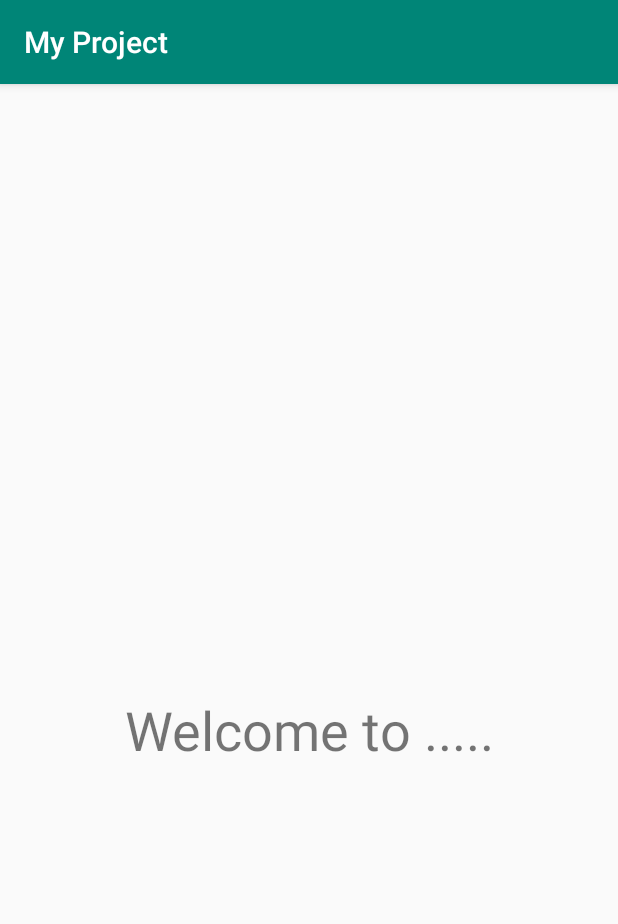
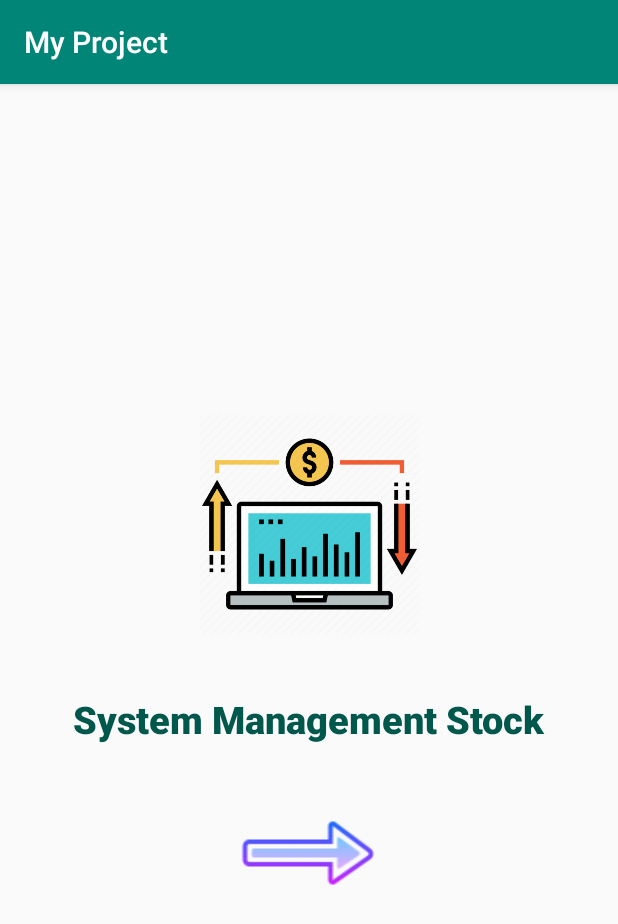
Before and after one commit to Hilal06/Android-Project-1, an Android app: the screen it shows after launch (MainActivity), on a phone screen of 412 x 824 dp. Shown: the top 924 px of the screen. Run offline under Robolectric (Android 15) with nearby library versions, the phone set to English and light mode, and no system bars.

Commit message:
welcome page

```diff
--- a/app/src/main/res/layout/activity_main.xml
+++ b/app/src/main/res/layout/activity_main.xml
@@ -6,6 +6,41 @@
     android:layout_height="match_parent"
     tools:context=".MainActivity">
 
+    <Button
+        android:id="@+id/btn_next"
+        style="@style/Widget.AppCompat.Button.Borderless"
+        android:layout_width="wrap_content"
+        android:layout_height="wrap_content"
+        android:layout_marginTop="24dp"
+        android:background="@drawable/right"
+        app:layout_constraintEnd_toEndOf="parent"
+        app:layout_constraintHorizontal_bias="0.498"
+        app:layout_constraintStart_toStartOf="parent"
+        app:layout_constraintTop_toBottomOf="@+id/welcomeTitle" />
+
+    <ImageView
+        android:id="@+id/logo1"
+        android:layout_width="150dp"
+        android:layout_height="177dp"
+        android:layout_marginBottom="8dp"
+        app:layout_constraintBottom_toTopOf="@+id/guideline"
+        app:layout_constraintEnd_toEndOf="parent"
+        app:layout_constraintStart_toStartOf="parent"
+        app:srcCompat="@drawable/logo1" />
+
+    <TextView
+        android:id="@+id/welcomeTitle"
+        android:layout_width="wrap_content"
+        android:layout_height="wrap_content"
+        android:layout_marginTop="16dp"
+        android:fontFamily="sans-serif-black"
+        android:text="@string/projectName"
+        android:textColor="@color/colorPrimaryDark"
+        android:textSize="25dp"
+        app:layout_constraintEnd_toEndOf="parent"
+        app:layout_constraintStart_toStartOf="parent"
+        app:layout_constraintTop_toTopOf="@+id/guideline" />
+
     <androidx.constraintlayout.widget.Guideline
         android:id="@+id/guideline"
         android:layout_width="wrap_content"
@@ -13,14 +48,4 @@
         android:orientation="horizontal"
         app:layout_constraintGuide_percent="0.50752395" />
 
-    <TextView
-        android:id="@+id/welcomeTitle"
-        android:layout_width="wrap_content"
-        android:layout_height="wrap_content"
-        android:layout_marginTop="16dp"
-        android:textSize="36dp"
-        android:text="@string/projectName"
-        app:layout_constraintEnd_toEndOf="parent"
-        app:layout_constraintStart_toStartOf="parent"
-        app:layout_constraintTop_toTopOf="@+id/guideline" />
 </androidx.constraintlayout.widget.ConstraintLayout>
--- a/app/src/main/res/values/strings.xml
+++ b/app/src/main/res/values/strings.xml
@@ -1,4 +1,4 @@
 <resources>
     <string name="app_name">My Project</string>
-    <string name="projectName">Welcome to  .....</string>
+    <string name="projectName">System Management Stock</string>
 </resources>
```
Also changed, not shown: app/src/main/res/drawable/logo1.png (added), app/src/main/res/drawable/right.png (added).
